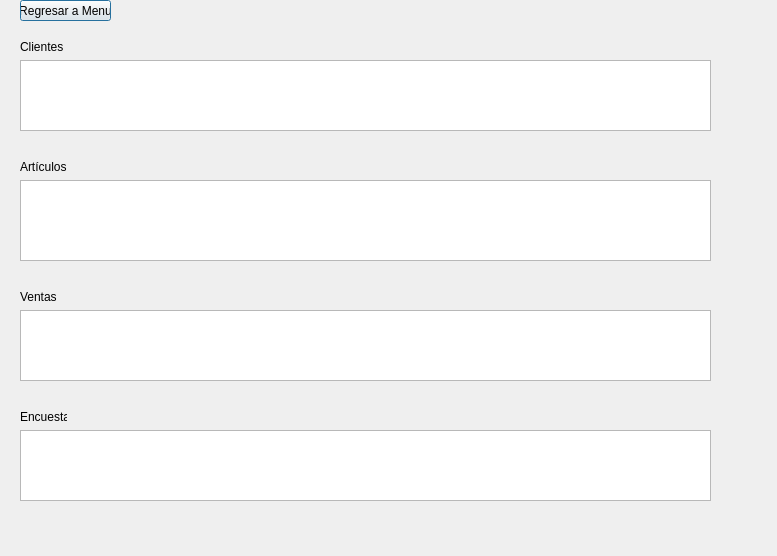
Before: the Qt Designer form Proyecto_v1/pantalla_mostrar.ui in sndr1345v2/Algoritmia-Proyecto, drawn with Qt 5.
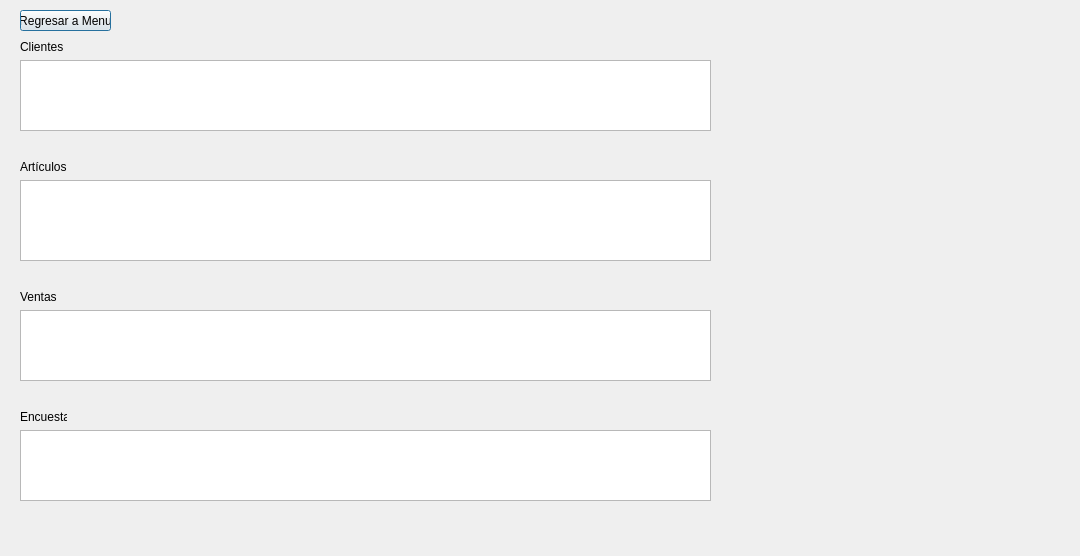
After: the same form once the commit is applied.

Diff of the .ui file:
```diff
--- a/Proyecto_v1/pantalla_mostrar.ui
+++ b/Proyecto_v1/pantalla_mostrar.ui
@@ -6,7 +6,7 @@
    <rect>
     <x>0</x>
     <y>0</y>
-    <width>777</width>
+    <width>1080</width>
     <height>556</height>
    </rect>
   </property>
@@ -109,7 +109,7 @@
    <property name="geometry">
     <rect>
      <x>20</x>
-     <y>0</y>
+     <y>10</y>
      <width>91</width>
      <height>21</height>
     </rect>
```
